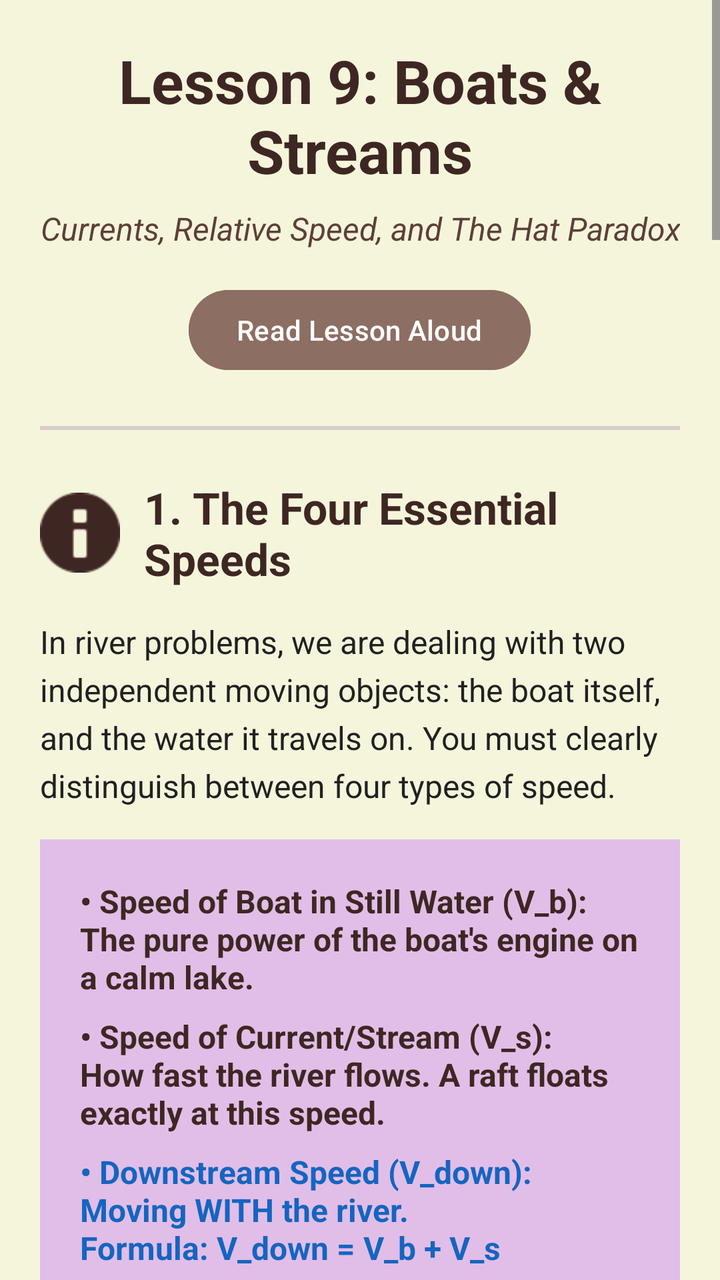
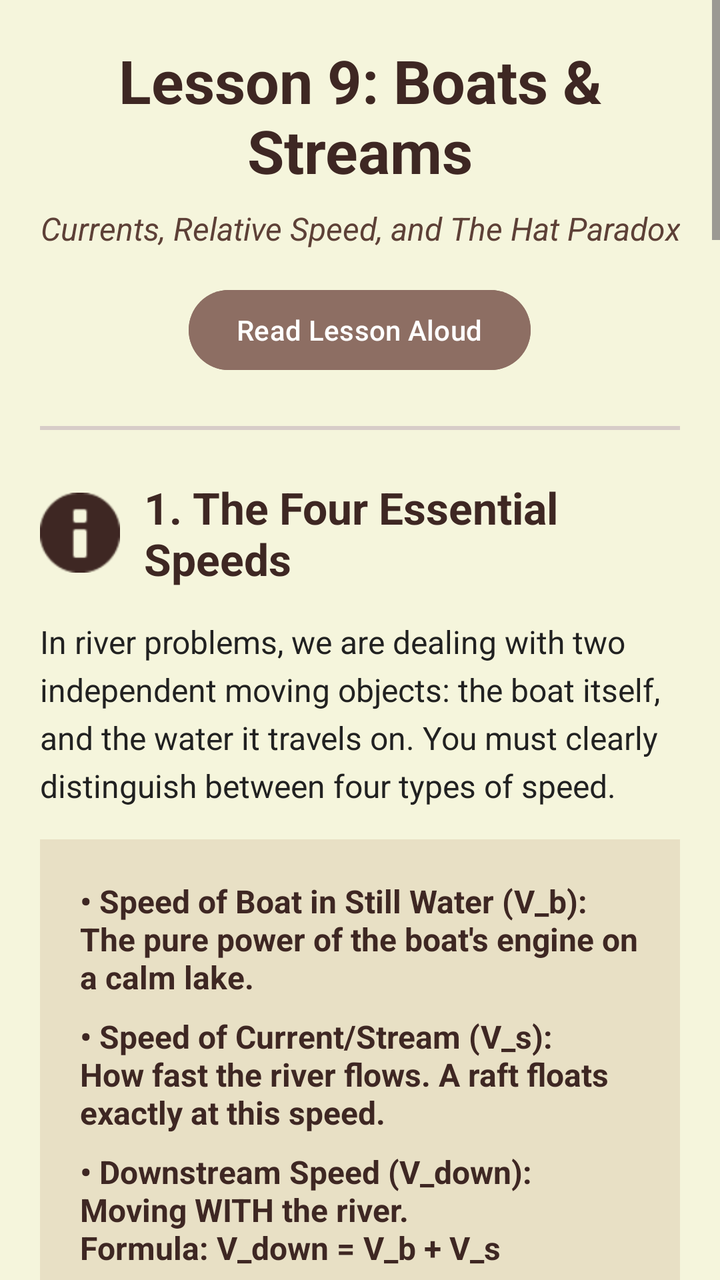

Before-and-after screenshots of an Android layout around one commit, followed by the original layout XML and the change that was made.
<!-- AndroidManifest.xml: application theme Theme.OlympMathMentor -->
<!-- res/layout/activity_lesson9.xml -->
<?xml version="1.0" encoding="utf-8"?>
<ScrollView
    xmlns:android="http://schemas.android.com/apk/res/android"
    xmlns:app="http://schemas.android.com/apk/res-auto"
    android:layout_width="match_parent"
    android:layout_height="match_parent"
    android:background="#F5F5DC">

    <LinearLayout
        android:layout_width="match_parent"
        android:layout_height="wrap_content"
        android:orientation="vertical"
        android:padding="20dp">

        <TextView
            android:id="@+id/tvTitle"
            android:layout_width="match_parent"
            android:layout_height="wrap_content"
            android:text="Lesson 9: Boats &amp; Streams"
            android:textSize="30sp"
            android:textStyle="bold"
            android:textColor="#3E2723"
            android:layout_marginBottom="8dp"
            android:gravity="center" />

        <TextView
            android:id="@+id/tvSubtitle"
            android:layout_width="match_parent"
            android:layout_height="wrap_content"
            android:text="Currents, Relative Speed, and The Hat Paradox"
            android:textSize="16sp"
            android:textColor="#5D4037"
            android:layout_marginBottom="16dp"
            android:gravity="center"
            android:textStyle="italic" />

        <Button
            android:id="@+id/btnReadLesson"
            android:layout_width="wrap_content"
            android:layout_height="wrap_content"
            android:layout_gravity="center"
            android:text="Read Lesson Aloud"
            android:backgroundTint="#8D6E63"
            android:textColor="#FFFFFF"
            android:layout_marginBottom="24dp" />

        <View
            android:layout_width="match_parent"
            android:layout_height="2dp"
            android:background="#D7CCC8"
            android:layout_marginBottom="24dp" />

        <LinearLayout
            android:layout_width="match_parent"
            android:layout_height="wrap_content"
            android:orientation="horizontal"
            android:gravity="center_vertical"
            android:layout_marginBottom="16dp">

            <ImageView
                android:layout_width="40dp"
                android:layout_height="40dp"
                android:src="@android:drawable/ic_dialog_info"
                app:tint="#3E2723"
                android:layout_marginEnd="12dp" />

            <TextView
                android:id="@+id/tvSec1Title"
                android:layout_width="match_parent"
                android:layout_height="wrap_content"
                android:text="1. The Four Essential Speeds"
                android:textSize="22sp"
                android:textStyle="bold"
                android:textColor="#3E2723" />
        </LinearLayout>

        <TextView
            android:id="@+id/tvSec1Text"
            android:layout_width="match_parent"
            android:layout_height="wrap_content"
            android:text="In river problems, we are dealing with two independent moving objects: the boat itself, and the water it travels on. You must clearly distinguish between four types of speed."
            android:textColor="#212121"
            android:textSize="16sp"
            android:lineSpacingExtra="5dp"
            android:layout_marginBottom="16dp" />

        <LinearLayout
            android:layout_width="match_parent"
            android:layout_height="wrap_content"
            android:orientation="vertical"
            android:background="#E1BEE7"
            android:padding="20dp"
            android:layout_marginBottom="24dp">

            <TextView
                android:id="@+id/tvSec1Bul1"
                android:layout_width="match_parent"
                android:layout_height="wrap_content"
                android:text="• Speed of Boat in Still Water (V_b): The pure power of the boat's engine on a calm lake."
                android:textSize="16sp"
                android:textStyle="bold"
                android:textColor="#3E2723"
                android:layout_marginBottom="8dp" />

            <TextView
                android:id="@+id/tvSec1Bul2"
                android:layout_width="match_parent"
                android:layout_height="wrap_content"
                android:text="• Speed of Current/Stream (V_s): How fast the river flows. A raft floats exactly at this speed."
                android:textSize="16sp"
                android:textStyle="bold"
                android:textColor="#3E2723"
                android:layout_marginBottom="8dp" />

            <TextView
                android:id="@+id/tvSec1Bul3"
                android:layout_width="match_parent"
                android:layout_height="wrap_content"
                android:text="• Downstream Speed (V_down): Moving WITH the river. \nFormula: V_down = V_b + V_s"
                android:textSize="16sp"
                android:textStyle="bold"
                android:textColor="#1565C0"
                android:layout_marginBottom="8dp" />

            <TextView
                android:id="@+id/tvSec1Bul4"
                android:layout_width="match_parent"
                android:layout_height="wrap_content"
                android:text="• Upstream Speed (V_up): Moving AGAINST the river. \nFormula: V_up = V_b - V_s"
                android:textSize="16sp"
                android:textStyle="bold"
                android:textColor="#D32F2F" />
        </LinearLayout>

        <View
            android:layout_width="match_parent"
            android:layout_height="1dp"
            android:background="#D7CCC8"
            android:layout_marginBottom="24dp" />

        <LinearLayout
            android:layout_width="match_parent"
            android:layout_height="wrap_content"
            android:orientation="horizontal"
            android:gravity="center_vertical"
            android:layout_marginBottom="16dp">

            <ImageView
                android:layout_width="40dp"
                android:layout_height="40dp"
                android:src="@android:drawable/ic_menu_sort_by_size"
                app:tint="#3E2723"
                android:layout_marginEnd="12dp" />

            <TextView
                android:id="@+id/tvSec2Title"
                android:layout_width="match_parent"
                android:layout_height="wrap_content"
                android:text="2. Reverse Engineering Formulas"
                android:textSize="22sp"
                android:textStyle="bold"
                android:textColor="#3E2723" />
        </LinearLayout>

        <TextView
            android:id="@+id/tvSec2Text1"
            android:layout_width="match_parent"
            android:layout_height="wrap_content"
            android:text="Olympiad problems often give you the Downstream and Upstream speeds, asking you to find the boat's pure speed or the river's speed. These two formulas are lifesavers:"
            android:textColor="#212121"
            android:textSize="16sp"
            android:lineSpacingExtra="5dp"
            android:layout_marginBottom="16dp" />

        <TextView
            android:id="@+id/tvSec2Text2"
            android:layout_width="match_parent"
            android:layout_height="wrap_content"
            android:text="► V_b = (V_down + V_up) / 2\n(The Boat is the average of the two speeds)\n\n► V_s = (V_down - V_up) / 2\n(The Stream is half the difference)"
            android:textColor="#212121"
            android:textSize="16sp"
            android:background="#C8E6C9"
            android:padding="20dp"
            android:textStyle="bold"
            android:lineSpacingExtra="6dp"
            android:layout_marginBottom="24dp" />

        <View
            android:layout_width="match_parent"
            android:layout_height="1dp"
            android:background="#D7CCC8"
            android:layout_marginBottom="24dp" />

        <TextView
            android:id="@+id/tvSec3Title"
            android:layout_width="match_parent"
            android:layout_height="wrap_content"
            android:text="3. The Concept of a Raft"
            android:textSize="22sp"
            android:textStyle="bold"
            android:textColor="#3E2723"
            android:layout_marginBottom="16dp" />

        <TextView
            android:id="@+id/tvSec3Text1"
            android:layout_width="match_parent"
            android:layout_height="wrap_content"
            android:text="A raft (or a piece of wood, a lost hat) has NO engine. It cannot move by itself. Therefore, a raft travels exactly at the speed of the current (V_s)."
            android:textColor="#212121"
            android:textSize="16sp"
            android:lineSpacingExtra="5dp"
            android:layout_marginBottom="16dp" />

        <TextView
            android:id="@+id/tvSec3Text2"
            android:layout_width="match_parent"
            android:layout_height="wrap_content"
            android:text="Relative Speed Secret:\nIf a boat is chasing a raft downstream, the relative speed is:\nV_down - V_raft = (V_b + V_s) - V_s = V_b.\n\nIncredibly, the river's current cancels out! The boat catches the raft as if they were both in a stationary lake."
            android:textSize="16sp"
            android:textStyle="bold"
            android:textColor="#5D4037"
            android:background="#FFE0B2"
            android:padding="16dp"
            android:lineSpacingExtra="6dp"
            android:layout_marginBottom="24dp" />

        <View
            android:layout_width="match_parent"
            android:layout_height="1dp"
            android:background="#D7CCC8"
            android:layout_marginBottom="24dp" />

        <TextView
            android:id="@+id/tvMasterTitle"
            android:layout_width="match_parent"
            android:layout_height="wrap_content"
            android:text="Masterclass: Olympiad Problems"
            android:textSize="24sp"
            android:textStyle="bold"
            android:textColor="#3E2723"
            android:layout_marginBottom="24dp"
            android:gravity="center" />

        <LinearLayout
            android:layout_width="match_parent"
            android:layout_height="wrap_content"
            android:orientation="vertical"
            android:background="#F5F5F5"
            android:padding="16dp"
            android:layout_marginBottom="20dp"
            android:elevation="2dp">

            <TextView
                android:id="@+id/tvProb1Title"
                android:layout_width="match_parent"
                android:layout_height="wrap_content"
                android:text="Problem 1: The Basic Round Trip"
                android:textSize="18sp"
                android:textStyle="bold"
                android:textColor="#00796B"
                android:layout_marginBottom="8dp" />

            <TextView
                android:id="@+id/tvProb1Q"
                android:layout_width="match_parent"
                android:layout_height="wrap_content"
                android:text="Question: A boat goes 48 km downstream in 3 hours, and returns upstream in 4 hours. Find the speed of the boat in still water and the speed of the current."
                android:textColor="#212121"
                android:textSize="16sp"
                android:lineSpacingExtra="4dp"
                android:layout_marginBottom="12dp" />

            <TextView
                android:id="@+id/tvProb1S1"
                android:layout_width="match_parent"
                android:layout_height="wrap_content"
                android:text="Step 1: Calculate V_down. \nV_down = Distance / Time = 48 / 3 = 16 km/h."
                android:textColor="#424242"
                android:textSize="15sp"
                android:layout_marginBottom="6dp" />

            <TextView
                android:id="@+id/tvProb1S2"
                android:layout_width="match_parent"
                android:layout_height="wrap_content"
                android:text="Step 2: Calculate V_up. \nV_up = Distance / Time = 48 / 4 = 12 km/h."
                android:textColor="#424242"
                android:textSize="15sp"
                android:layout_marginBottom="6dp" />

            <TextView
                android:id="@+id/tvProb1S3"
                android:layout_width="match_parent"
                android:layout_height="wrap_content"
                android:text="Step 3: Use the reverse formulas. \nBoat (V_b) = (16 + 12) / 2 = 14 km/h."
                android:textColor="#424242"
                android:textSize="15sp"
                android:layout_marginBottom="6dp" />

            <TextView
                android:id="@+id/tvProb1S4"
                android:layout_width="match_parent"
                android:layout_height="wrap_content"
                android:text="Step 4: Find the stream speed. \nStream (V_s) = (16 - 12) / 2 = 2 km/h."
                android:textColor="#424242"
                android:textSize="15sp"
                android:layout_marginBottom="6dp" />

            <TextView
                android:id="@+id/tvProb1Ans"
                android:layout_width="match_parent"
                android:layout_height="wrap_content"
                android:text="Answer: Boat is 14 km/h, Stream is 2 km/h."
                android:textColor="#2E7D32"
                android:textStyle="bold"
                android:textSize="16sp"
                android:layout_marginTop="8dp" />
        </LinearLayout>

        <LinearLayout
            android:layout_width="match_parent"
            android:layout_height="wrap_content"
            android:orientation="vertical"
            android:background="#F5F5F5"
            android:padding="16dp"
            android:layout_marginBottom="20dp"
            android:elevation="2dp">

            <TextView
                android:id="@+id/tvProb2Title"
                android:layout_width="match_parent"
                android:layout_height="wrap_content"
                android:text="Problem 2: Setting up Equations"
                android:textSize="18sp"
                android:textStyle="bold"
                android:textColor="#00796B"
                android:layout_marginBottom="8dp" />

            <TextView
                android:id="@+id/tvProb2Q"
                android:layout_width="match_parent"
                android:layout_height="wrap_content"
                android:text="Question: A boat travels 36 km downstream and 36 km upstream. The total journey takes 5 hours. If the river flows at 3 km/h, what is the boat's speed in still water?"
                android:textColor="#212121"
                android:textSize="16sp"
                android:lineSpacingExtra="4dp"
                android:layout_marginBottom="12dp" />

            <TextView
                android:id="@+id/tvProb2S1"
                android:layout_width="match_parent"
                android:layout_height="wrap_content"
                android:text="Step 1: Let V_b be 'x'. \nDownstream speed = x + 3. \nUpstream speed = x - 3."
                android:textColor="#424242"
                android:textSize="15sp"
                android:layout_marginBottom="6dp" />

            <TextView
                android:id="@+id/tvProb2S2"
                android:layout_width="match_parent"
                android:layout_height="wrap_content"
                android:text="Step 2: Total Time = Time Down + Time Up = 5. \n(36 / (x + 3)) + (36 / (x - 3)) = 5"
                android:textColor="#424242"
                android:textSize="15sp"
                android:layout_marginBottom="6dp" />

            <TextView
                android:id="@+id/tvProb2S3"
                android:layout_width="match_parent"
                android:layout_height="wrap_content"
                android:text="Step 3: This leads to a quadratic equation, but in Olympiads, we check obvious integers. Let's try x = 15."
                android:textColor="#424242"
                android:textSize="15sp"
                android:textStyle="italic"
                android:layout_marginBottom="6dp" />

            <TextView
                android:id="@+id/tvProb2S4"
                android:layout_width="match_parent"
                android:layout_height="wrap_content"
                android:text="Step 4: Check x = 15. \nDown: 36 / 18 = 2 hours. \nUp: 36 / 12 = 3 hours. \nTotal = 2 + 3 = 5 hours. It matches perfectly!"
                android:textColor="#424242"
                android:textSize="15sp"
                android:layout_marginBottom="6dp" />

            <TextView
                android:id="@+id/tvProb2Ans"
                android:layout_width="match_parent"
                android:layout_height="wrap_content"
                android:text="Answer: The boat's speed is 15 km/h."
                android:textColor="#2E7D32"
                android:textStyle="bold"
                android:textSize="16sp"
                android:layout_marginTop="8dp" />
        </LinearLayout>

        <LinearLayout
            android:layout_width="match_parent"
            android:layout_height="wrap_content"
            android:orientation="vertical"
            android:background="#FFCDD2"
            android:padding="16dp"
            android:layout_marginBottom="20dp"
            android:elevation="2dp">

            <TextView
                android:id="@+id/tvProb3Title"
                android:layout_width="match_parent"
                android:layout_height="wrap_content"
                android:text="The Legendary Hat Paradox"
                android:textSize="18sp"
                android:textStyle="bold"
                android:textColor="#B71C1C"
                android:layout_marginBottom="8dp" />

            <TextView
                android:id="@+id/tvProb3Q"
                android:layout_width="match_parent"
                android:layout_height="wrap_content"
                android:text="Question: A man's hat falls into the river. The boat continues downstream for 10 minutes before he realizes it. He turns back immediately and catches the hat 1 km from where it originally fell. Find the river's speed."
                android:textColor="#212121"
                android:textSize="16sp"
                android:lineSpacingExtra="4dp"
                android:layout_marginBottom="12dp" />

            <TextView
                android:id="@+id/tvProb3S1"
                android:layout_width="match_parent"
                android:layout_height="wrap_content"
                android:text="Step 1: Frame of Reference Trick. \nPretend the river is a moving carpet. Both the hat and the boat are on this carpet. Relative to the carpet (the water), the hat is standing completely still!"
                android:textColor="#424242"
                android:textSize="15sp"
                android:layout_marginBottom="6dp" />

            <TextView
                android:id="@+id/tvProb3S2"
                android:layout_width="match_parent"
                android:layout_height="wrap_content"
                android:text="Step 2: If you walk away from a stationary hat for 10 minutes at a certain speed, it will take you exactly 10 minutes to walk back to it at that same speed."
                android:textColor="#424242"
                android:textSize="15sp"
                android:layout_marginBottom="6dp" />

            <TextView
                android:id="@+id/tvProb3S3"
                android:layout_width="match_parent"
                android:layout_height="wrap_content"
                android:text="Step 3: So, the boat takes 10 mins back. Total time the hat was in the water = 10 + 10 = 20 minutes (which is 1/3 of an hour)."
                android:textColor="#424242"
                android:textSize="15sp"
                android:layout_marginBottom="6dp" />

            <TextView
                android:id="@+id/tvProb3S4"
                android:layout_width="match_parent"
                android:layout_height="wrap_content"
                android:text="Step 4: The hat floated 1 km in 1/3 hour. \nSpeed = Distance / Time \nSpeed = 1 / (1/3) = 3 km/h."
                android:textColor="#424242"
                android:textSize="15sp"
                android:layout_marginBottom="6dp" />

            <TextView
                android:id="@+id/tvProb3Ans"
                android:layout_width="match_parent"
                android:layout_height="wrap_content"
                android:text="Answer: The river flows at 3 km/h. Brilliant!"
                android:textColor="#B71C1C"
                android:textStyle="bold"
                android:textSize="16sp"
                android:layout_marginTop="8dp" />
        </LinearLayout>

        <Button
            android:id="@+id/btnGoToTest9"
            android:layout_width="match_parent"
            android:layout_height="70dp"
            android:text="TAKE TEST 9"
            android:textStyle="bold"
            android:textSize="22sp"
            app:backgroundTint="#C5CAE9"
            android:textColor="#3E2723"
            android:elevation="6dp"
            android:layout_marginTop="10dp"
            android:layout_marginBottom="20dp" />

    </LinearLayout>
</ScrollView>
<!-- resources referenced by this layout -->
<resources>
  <style name="Theme.OlympMathMentor" parent="Base.Theme.OlympMathMentor" />
  <style name="Base.Theme.OlympMathMentor" parent="Theme.Material3.DayNight.NoActionBar">
          <item name="colorPrimary">@color/soft_beige</item>
  
          <item name="android:statusBarColor">@color/soft_beige</item>
  
          <item name="android:windowLightStatusBar">true</item>
      </style>
  <color name="soft_beige">#EFEBE9</color>
</resources>

<!-- the commit's change to res/layout/activity_lesson9.xml (unified diff, before → after) -->
@@ -88,7 +88,7 @@
             android:layout_width="match_parent"
             android:layout_height="wrap_content"
             android:orientation="vertical"
-            android:background="#E1BEE7"
+            android:background="#E8E0C5"
             android:padding="20dp"
             android:layout_marginBottom="24dp">
 
@@ -119,7 +119,7 @@
                 android:text="• Downstream Speed (V_down): Moving WITH the river. \nFormula: V_down = V_b + V_s"
                 android:textSize="16sp"
                 android:textStyle="bold"
-                android:textColor="#1565C0"
+                android:textColor="#3E2723"
                 android:layout_marginBottom="8dp" />
 
             <TextView
@@ -129,7 +129,7 @@
                 android:text="• Upstream Speed (V_up): Moving AGAINST the river. \nFormula: V_up = V_b - V_s"
                 android:textSize="16sp"
                 android:textStyle="bold"
-                android:textColor="#D32F2F" />
+                android:textColor="#3E2723" />
         </LinearLayout>
 
         <View
@@ -179,7 +179,7 @@
             android:text="► V_b = (V_down + V_up) / 2\n(The Boat is the average of the two speeds)\n\n► V_s = (V_down - V_up) / 2\n(The Stream is half the difference)"
             android:textColor="#212121"
             android:textSize="16sp"
-            android:background="#C8E6C9"
+            android:background="#E8E0C5"
             android:padding="20dp"
             android:textStyle="bold"
             android:lineSpacingExtra="6dp"
@@ -398,7 +398,7 @@
             android:layout_width="match_parent"
             android:layout_height="wrap_content"
             android:orientation="vertical"
-            android:background="#FFCDD2"
+            android:background="#E8E0C5"
             android:padding="16dp"
             android:layout_marginBottom="20dp"
             android:elevation="2dp">
@@ -477,8 +477,8 @@
             android:text="TAKE TEST 9"
             android:textStyle="bold"
             android:textSize="22sp"
-            app:backgroundTint="#C5CAE9"
-            android:textColor="#3E2723"
+            app:backgroundTint="#8D6E63"
+            android:textColor="#FFFFFF"
             android:elevation="6dp"
             android:layout_marginTop="10dp"
             android:layout_marginBottom="20dp" />
